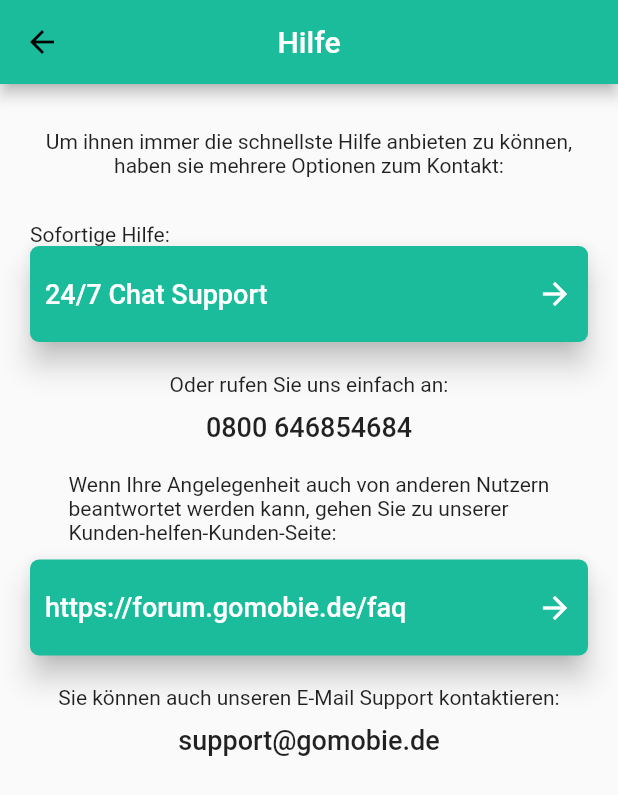
After one commit to JanSchlte/gomobie_, a Flutter app: the Help screen opened by its route, on a phone screen of 412 x 824 dp. The commit adds this screen. Shown: the top 795 px of the screen. Run offline on Flutter 3.47's test engine with Material 2 defaults, Android fonts, the phone set to English and light mode, and no system bars; our stand-ins replace cloud_firestore, firebase_auth, qr_flutter; accounts and stored records are empty; generated files the repository leaves out were written again; Roboto replaces fonts that are missing (Metropolis).

Commit message:
help design

```diff
--- a/lib/main.dart
+++ b/lib/main.dart
@@ -2,6 +2,7 @@ import 'package:firebase_auth/firebase_auth.dart';
 import 'package:flutter/material.dart';
 import 'package:gomobie/pages/home/groups.dart';
 import 'package:gomobie/pages/home/settings/activation_codes.dart';
+import 'package:gomobie/pages/home/settings/help.dart';
 import 'package:provider/provider.dart';
 
 import 'pages/create_child_account/child_account_bank.dart';
@@ -60,7 +61,8 @@ class App extends StatelessWidget {
           ChildRegistrationSuccess.routeName: (_) => ChildRegistrationSuccess(),
           CollectionGroups.routeName: (_) => CollectionGroups(),
           Home.routeName: (_) => Home(),
-          ActivationCodes.routeName: (_) => ActivationCodes()
+          ActivationCodes.routeName: (_) => ActivationCodes(),
+          Help.routeName: (_) => Help()
         },
         initialRoute: isLoggedIn ? Home.routeName : IntroScreen.routeName,
       ),
--- a/lib/pages/home/settings.dart
+++ b/lib/pages/home/settings.dart
@@ -1,5 +1,6 @@
 import 'package:flutter/material.dart';
 import 'package:gomobie/pages/home/settings/activation_codes.dart';
+import 'package:gomobie/pages/home/settings/help.dart';
 
 class Settings extends StatelessWidget {
   @override
@@ -33,6 +34,7 @@ class Settings extends StatelessWidget {
           ListTile(
             title: Text('Hilfe'),
             trailing: Icon(Icons.arrow_forward),
+            onTap: () => Navigator.of(context).pushNamed(Help.routeName),
           ),
           Divider(),
           ListTile(
--- /dev/null
+++ b/lib/pages/home/settings/help.dart
@@ -0,0 +1,106 @@
+import 'package:flutter/material.dart';
+import 'package:flutter/widgets.dart';
+
+class Help extends StatelessWidget {
+  static const routeName = '/settings/help';
+
+  @override
+  Widget build(BuildContext context) {
+    return Scaffold(
+      appBar: AppBar(
+        centerTitle: true,
+        title: Text(
+          'Hilfe',
+          style: TextStyle(color: Colors.white),
+        ),
+      ),
+      body: Center(
+        child: Column(
+          children: [
+            SizedBox(height: 30),
+            Text(
+              'Um ihnen immer die schnellste Hilfe anbieten zu können,\n'
+              'haben sie mehrere Optionen zum Kontakt:',
+              textAlign: TextAlign.center,
+            ),
+            SizedBox(height: 30),
+            Row(
+              children: [
+                SizedBox(width: 20),
+                Text('Sofortige Hilfe:'),
+                Expanded(child: Container())
+              ],
+            ),
+            Padding(
+              padding: EdgeInsets.symmetric(horizontal: 20),
+              child: RaisedButton(
+                onPressed: () {
+                  //TODO: Alles für den support
+                },
+                child: Row(
+                  children: [
+                    SizedBox(width: 10),
+                    Text('24/7 Chat Support',
+                        style: TextStyle(
+                            fontWeight: FontWeight.w500, fontSize: 18)),
+                    Expanded(child: Container()),
+                    Icon(Icons.arrow_forward),
+                    SizedBox(width: 10),
+                  ],
+                ),
+                textColor: Colors.white,
+                shape: RoundedRectangleBorder(
+                    borderRadius: BorderRadius.circular(6)),
+                elevation: 8,
+                padding: EdgeInsets.symmetric(vertical: 20),
+              ),
+            ),
+            SizedBox(height: 20),
+            Text('Oder rufen Sie uns einfach an:'),
+            SizedBox(height: 10),
+            Text(
+              '0800 646854684',
+              style: TextStyle(fontSize: 18, fontWeight: FontWeight.w500),
+            ),
+            SizedBox(height: 20),
+            Text('Wenn Ihre Angelegenheit auch von anderen Nutzern\n'
+                'beantwortet werden kann, gehen Sie zu unserer\n'
+                'Kunden-helfen-Kunden-Seite:'),
+            SizedBox(height: 10),
+            Padding(
+              padding: EdgeInsets.symmetric(horizontal: 20),
+              child: RaisedButton(
+                onPressed: () {
+                  //TODO: https://pub.dev/packages/url_launcher
+                },
+                child: Row(
+                  children: [
+                    SizedBox(width: 10),
+                    Text('https://forum.gomobie.de/faq',
+                        style: TextStyle(
+                            fontWeight: FontWeight.w500, fontSize: 18)),
+                    Expanded(child: Container()),
+                    Icon(Icons.arrow_forward),
+                    SizedBox(width: 10),
+                  ],
+                ),
+                textColor: Colors.white,
+                shape: RoundedRectangleBorder(
+                    borderRadius: BorderRadius.circular(6)),
+                elevation: 8,
+                padding: EdgeInsets.symmetric(vertical: 20),
+              ),
+            ),
+            SizedBox(height: 20),
+            Text('Sie können auch unseren E-Mail Support kontaktieren:'),
+            SizedBox(height: 10),
+            Text(
+              'support@gomobie.de',
+              style: TextStyle(fontSize: 18, fontWeight: FontWeight.w500),
+            ),
+          ],
+        ),
+      ),
+    );
+  }
+}
```
